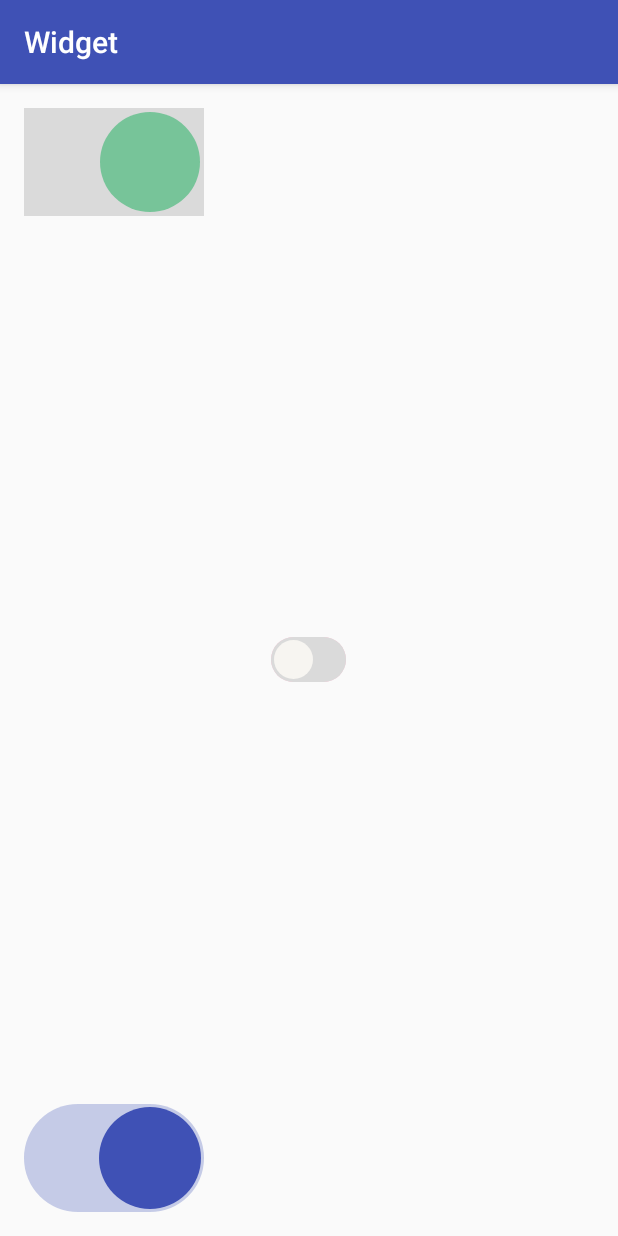
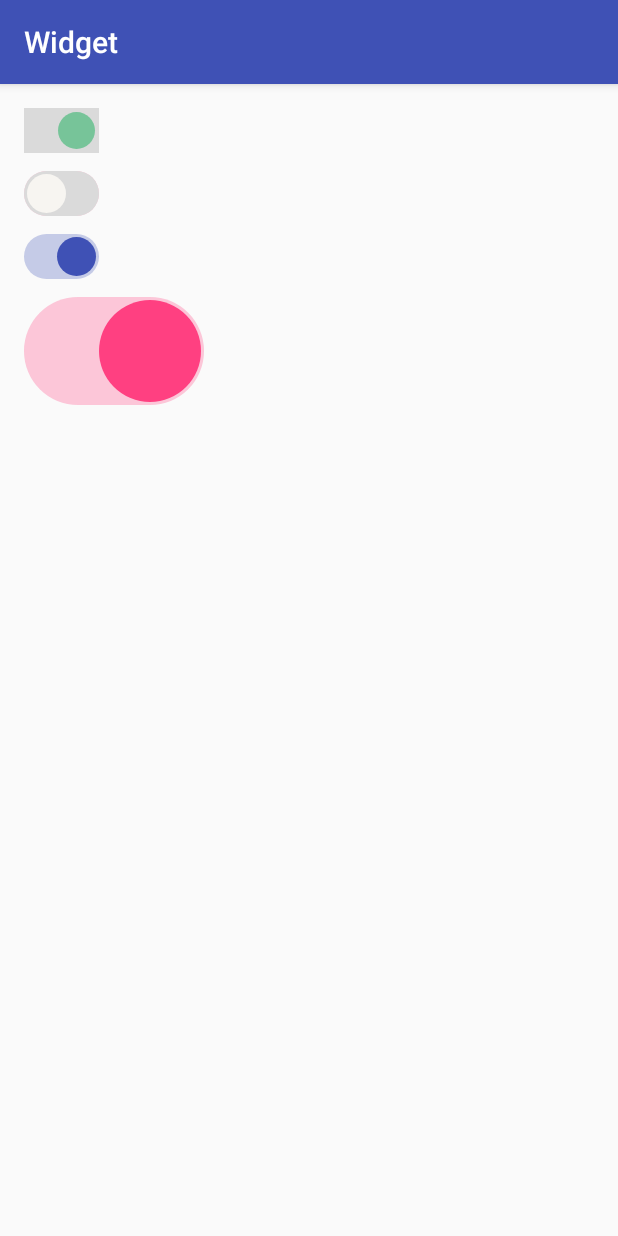
Before and after one commit to peace710/Widget, an Android app: the screen it shows after launch (MainActivity), after a tap on an icon or button, on a phone screen of 412 x 824 dp. Run offline under Robolectric (Android 15) with nearby library versions, the phone set to English and light mode, and no system bars; 1 other tap on this screen came first.

Commit message:
增加点击按钮颜色过渡变化

```diff
--- a/app/src/main/res/layout/activity_main.xml
+++ b/app/src/main/res/layout/activity_main.xml
@@ -1,5 +1,5 @@
 <?xml version="1.0" encoding="utf-8"?>
-<RelativeLayout
+<LinearLayout
     xmlns:android="http://schemas.android.com/apk/res/android"
     xmlns:tools="http://schemas.android.com/tools"
     xmlns:app="http://schemas.android.com/apk/res-auto"
@@ -9,35 +9,44 @@
     android:paddingRight="@dimen/activity_horizontal_margin"
     android:paddingTop="@dimen/activity_vertical_margin"
     android:paddingBottom="@dimen/activity_vertical_margin"
+    android:orientation="vertical"
     tools:context="com.app.ui.MainActivity">
 
     <com.app.widget.Switch
-        android:layout_alignParentTop="true"
-        android:text="Hello World!"
-        android:layout_width="120dip"
-        android:layout_height="72dip"
+        android:layout_width="wrap_content"
+        android:layout_height="wrap_content"
         android:id="@+id/switch1"
         app:spotPadding="3dip"/>
 
     <com.app.widget.Switch
-        android:layout_centerInParent="true"
-        android:text="Hello World!"
+        android:layout_marginTop="12dip"
         android:layout_width="wrap_content"
         android:layout_height="wrap_content"
         android:id="@+id/switch2"
         app:spotOffColor="#f7f5f1"
         app:spotOnColor="@color/colorAccent"
         app:switchOffColor="#dadada"
-        app:switchOnColor="@color/colorPrimary"
-        />
+        app:switchOnColor="@color/colorPrimary" />
 
     <com.app.widget.Switch
-        android:layout_alignParentBottom="true"
-        android:text="Hello World!"
-        android:layout_width="120dip"
-        android:layout_height="72dip"
+        android:layout_marginTop="12dip"
+        android:layout_width="wrap_content"
+        android:layout_height="wrap_content"
         android:id="@+id/switch3"
         app:switchValue="true"
         app:spotOnColor="@color/colorPrimary"
         app:switchOnColor="#483F51B5"/>
-</RelativeLayout>
+
+    <com.app.widget.Switch
+        android:layout_marginTop="12dip"
+        android:layout_width="120dip"
+        android:layout_height="72dip"
+        app:spotOffColor="#f7f5f1"
+        app:spotOnColor="#ff4081"
+        app:switchOffColor="#dadada"
+        app:switchOnColor="#48ff4081"
+        app:spotPadding="2dip"
+        app:switchValue="true"
+        />
+
+</LinearLayout>
--- a/widget/src/main/java/com/app/widget/Switch.java
+++ b/widget/src/main/java/com/app/widget/Switch.java
@@ -2,6 +2,7 @@ package com.app.widget;
 
 import android.animation.Animator;
 import android.animation.AnimatorListenerAdapter;
+import android.animation.ArgbEvaluator;
 import android.animation.ValueAnimator;
 import android.content.Context;
 import android.content.res.Resources;
@@ -21,7 +22,6 @@ import android.view.animation.AccelerateDecelerateInterpolator;
 public class Switch extends View implements View.OnClickListener{
     private static final int DEFAULT_WIDTH = 50;
     private static final int DEFAULT_HEIGHT = 30;
-
     private static final int DEFAULT_SPOT_PADDING = 2;
     private static final String DEFAULT_SWITCH_ON_COLOR = "#484EBB7F";
     private static final String DEFAULT_SWITCH_OFF_COLOR = "#DADADA";
@@ -35,11 +35,9 @@ public class Switch extends View implements View.OnClickListener{
 
     private static final int SWITCH_OFF_POS = 0;
     private static final int SWITCH_ON_POS = 1;
-
     private int state = STATE_SWITCH_OFF;
 
     private Resources res;
-
     private Paint paint;
     private RectF rectF;
     private int switchOnColor;
@@ -47,9 +45,7 @@ public class Switch extends View implements View.OnClickListener{
     private int spotOnColor;
     private int spotOffColor;
     private int spotPadding;
-
     private float pos;
-
     private boolean isSwitch;
 
     private OnSwitchListener listener;
@@ -76,7 +72,6 @@ public class Switch extends View implements View.OnClickListener{
         rectF = new RectF();
 
         TypedArray array = getContext().obtainStyledAttributes(attrs,R.styleable.Switch);
-
         spotPadding = (int)array.getDimension(R.styleable.Switch_spotPadding,px2dp(DEFAULT_SPOT_PADDING));
         switchOnColor = array.getColor(R.styleable.Switch_switchOnColor,Color.parseColor(DEFAULT_SWITCH_ON_COLOR));
         switchOffColor = array.getColor(R.styleable.Switch_switchOffColor,Color.parseColor(DEFAULT_SWITCH_OFF_COLOR));
@@ -143,7 +138,7 @@ public class Switch extends View implements View.OnClickListener{
         roundRects = calRoundRect(pos);
         drawRoundRect(canvas,switchOffColor,roundRects[0],roundRects[1],roundRects[2],roundRects[3],roundRects[4]);
         float[] spots = calSpot(pos);
-        drawSpot(canvas,spotOnColor,spots[0],spots[1],spots[2],spots[3],spots[4]);
+        drawSpot(canvas,calSpotColor(pos),spots[0],spots[1],spots[2],spots[3],spots[4]);
     }
 
     private void drawSwitchOn(Canvas canvas){
@@ -159,7 +154,7 @@ public class Switch extends View implements View.OnClickListener{
         roundRects = calRoundRect(1- pos);
         drawRoundRect(canvas,switchOffColor,roundRects[0],roundRects[1],roundRects[2],roundRects[3],roundRects[4]);
         float[] spots = calSpot(1 - pos);
-        drawSpot(canvas,spotOffColor,spots[0],spots[1],spots[2],spots[3],spots[4]);
+        drawSpot(canvas,calSpotColor(1 - pos),spots[0],spots[1],spots[2],spots[3],spots[4]);
     }
 
     private void drawRoundRect(Canvas canvas,int color,float left,float top,float right,float bottom,float r){
@@ -193,6 +188,14 @@ public class Switch extends View implements View.OnClickListener{
         float right = left + 2 * r;
         float bottom = top + 2 * r;
         return new float[]{left,top,right,bottom,r};
+    }
+
+    private int calSpotColor(float fraction){
+        return calColor(fraction,spotOffColor,spotOnColor);
+    }
+
+    private int calColor(float fraction,int startColor,int endColor){
+        return (Integer)new ArgbEvaluator().evaluate(fraction,startColor,endColor);
     }
 
     public void setOnSwitchListener(OnSwitchListener listener) {
@@ -235,7 +238,7 @@ public class Switch extends View implements View.OnClickListener{
     }
 
     public interface OnSwitchListener{
-         void onSwitch(boolean isSwitch);
+        void onSwitch(boolean isSwitch);
     }
 
     public boolean isSwitch() {
```
Also changed, not shown: 5 other files.
